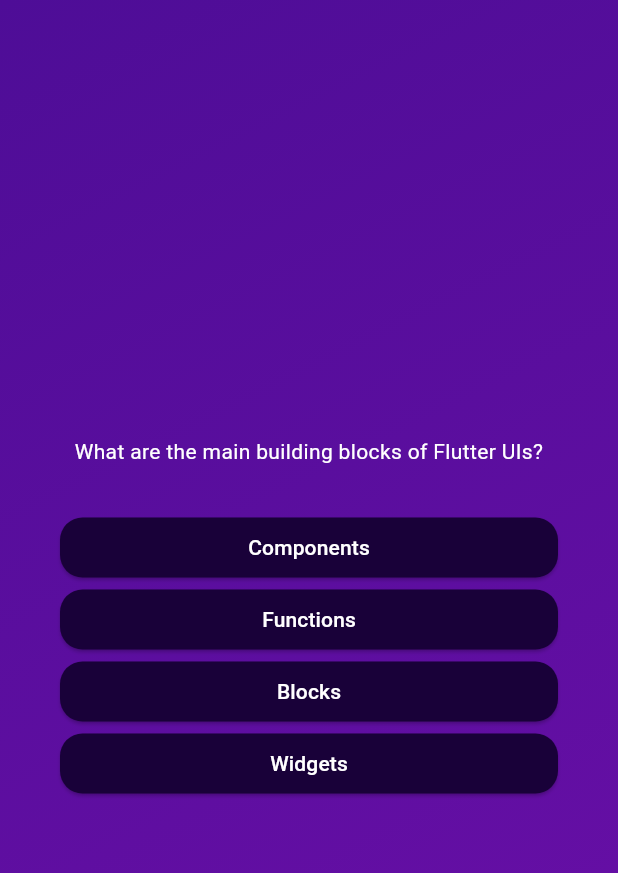
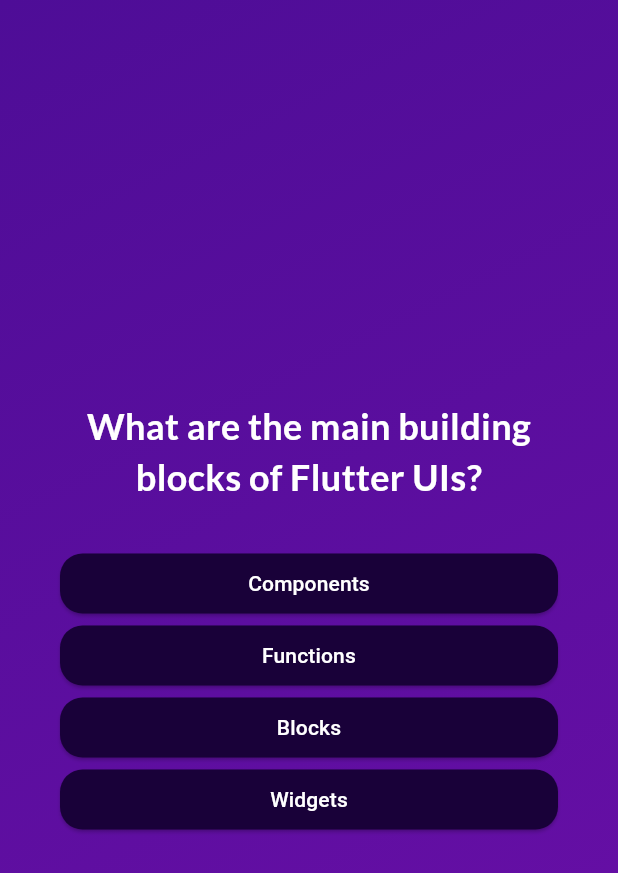
Before and after one commit to NurislamAiu/quiz_app_nurs, a Flutter app: the screen it shows after launch, after a tap on "Start Quiz", on a phone screen of 412 x 824 dp. Shown: the top 873 px of the screen. Run offline on Flutter 3.47's test engine with Material 3 defaults, Android fonts, the phone set to English and light mode, and no system bars; our stand-ins replace google_fonts.

Commit message:
importing google fonts and changed UI Widgets(text)

```diff
--- a/lib/answer_button.dart
+++ b/lib/answer_button.dart
@@ -20,6 +20,6 @@ class AnswerButton extends StatelessWidget {
           foregroundColor: Colors.white,
           shape: RoundedRectangleBorder(borderRadius: BorderRadius.circular(15))
         ),
-        child: Text(answerText));
+        child: Text(answerText, textAlign: TextAlign.center));
   }
 }
--- a/lib/questions_screen.dart
+++ b/lib/questions_screen.dart
@@ -1,4 +1,5 @@
 import 'package:flutter/material.dart';
+import 'package:google_fonts/google_fonts.dart';
 import 'package:quiz_app_nurs/answer_button.dart';
 import 'package:quiz_app_nurs/data/questions.dart';
 
@@ -12,9 +13,17 @@ class QuestionsScreen extends StatefulWidget {
 }
 
 class _QuestionsScreenState extends State<QuestionsScreen> {
+  var currentQuestionIndex = 0;
+
+  void answerQuestion() {
+    setState(() {
+      currentQuestionIndex++;
+    });
+  }
+
   @override
   Widget build(context) {
-    final currentQuestion = questions[0];
+    final currentQuestion = questions[currentQuestionIndex];
     return Container(
       margin: EdgeInsets.all(40),
       child: SizedBox(
@@ -26,13 +35,18 @@ class _QuestionsScreenState extends State<QuestionsScreen> {
           children: [
             Text(
               currentQuestion.text,
-              style: TextStyle(color: Colors.white),
-              textAlign: TextAlign.center,
-            ),
+              style: GoogleFonts.lato(
+                color: Colors.white,
+                fontSize: 24,
+                fontWeight: FontWeight.bold,
+              ),textAlign: TextAlign.center,),
             SizedBox(height: 30),
             ...currentQuestion.getShuffledAnswers().map(
               (answer) {
-                return AnswerButton(answerText: answer, onTap: () {});
+                return AnswerButton(
+                  answerText: answer,
+                  onTap: answerQuestion,
+                );
               },
             ),
           ],
--- a/lib/start_screen.dart
+++ b/lib/start_screen.dart
@@ -1,4 +1,5 @@
 import 'package:flutter/material.dart';
+import 'package:google_fonts/google_fonts.dart';
 
 class StartScreen extends StatelessWidget {
   const StartScreen(this.startQuiz, {super.key});
@@ -18,7 +19,7 @@ class StartScreen extends StatelessWidget {
         SizedBox(height: 80),
         Text(
           'Learn Flutter the fun way',
-          style: TextStyle(
+          style: GoogleFonts.lato(
             color: Colors.white,
             fontSize: 24,
           ),
--- a/pubspec.yaml
+++ b/pubspec.yaml
@@ -34,6 +34,7 @@ dependencies:
   # The following adds the Cupertino Icons font to your application.
   # Use with the CupertinoIcons class for iOS style icons.
   cupertino_icons: ^1.0.8
+  google_fonts: ^6.2.1
 
 dev_dependencies:
   flutter_test:
```
Also changed, not shown: pubspec.lock, 2 other files.
